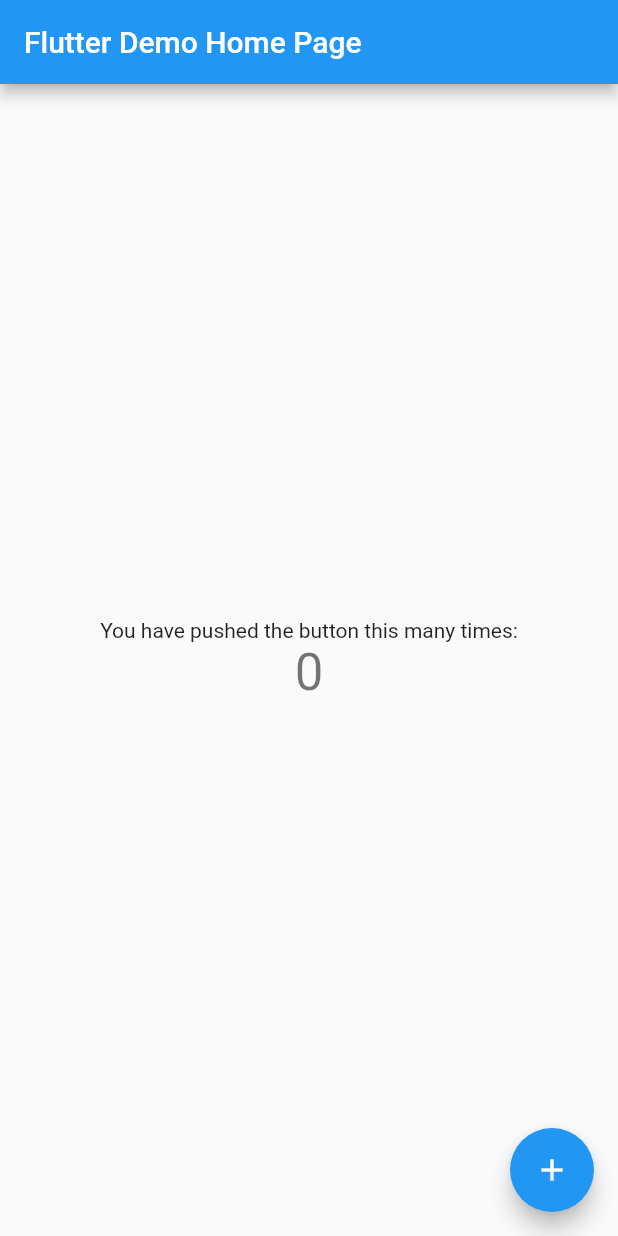
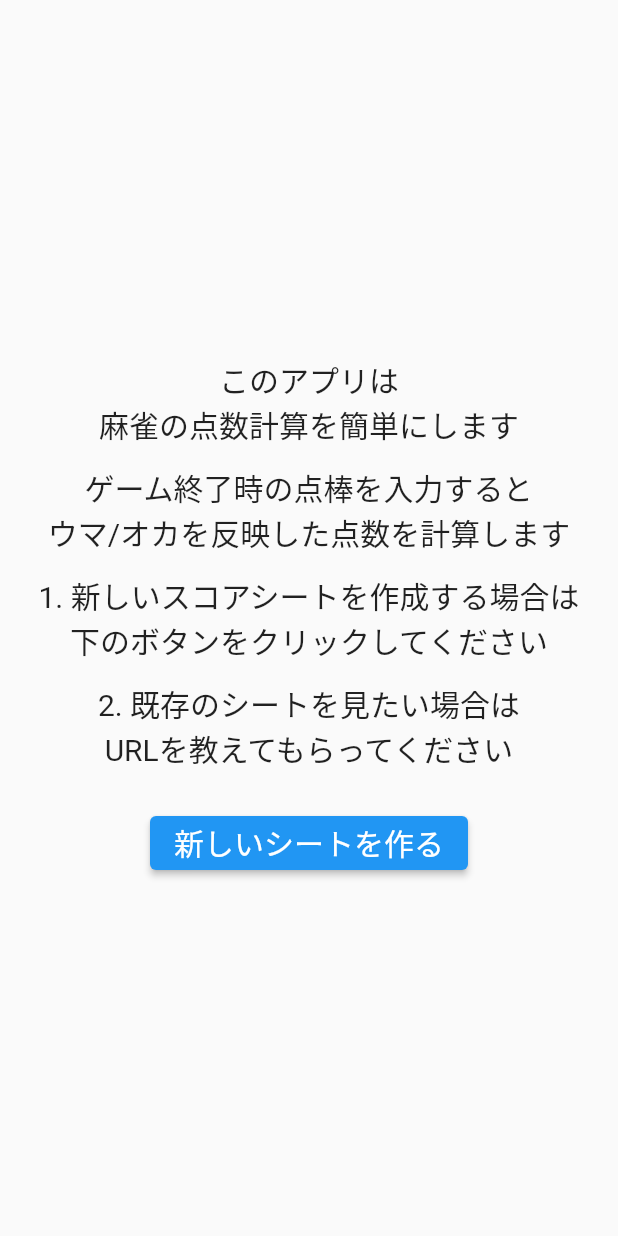
Before and after one commit to tgc624/flutter_mahjong, a Flutter app: the screen it shows after launch, on a phone screen of 412 x 824 dp. Run offline on Flutter 3.47's test engine with Material 2 defaults, Android fonts, the phone set to English and light mode, and no system bars.

Commit message:
コンポーネント分けしたTopページを作成した

```diff
--- /dev/null
+++ b/lib/components/app.dart
@@ -0,0 +1,99 @@
+import 'package:flutter/material.dart';
+import 'package:flutter_mahjong/components/top.dart';
+
+class MyApp extends StatelessWidget {
+  // This widget is the root of your application.
+  @override
+  Widget build(BuildContext context) {
+    return MaterialApp(
+        title: 'Flutter Demo',
+        theme: ThemeData(
+          primarySwatch: Colors.blue,
+        ),
+        initialRoute: '/',
+        routes: {
+          '/': (BuildContext context) => TopPage(),
+          '/create-sheet': (BuildContext context) => TopPage(),
+          '/create-sheet/confirm': (BuildContext context) => TopPage(),
+          '/enter-sheet': (BuildContext context) => TopPage(),
+        }
+        // home: MyHomePage(title: 'Flutter Demo Home Page'),
+        );
+  }
+}
+
+class MyHomePage extends StatefulWidget {
+  MyHomePage({Key? key, required this.title}) : super(key: key);
+
+  final String title;
+
+  @override
+  _MyHomePageState createState() => _MyHomePageState();
+}
+
+class _MyHomePageState extends State<MyHomePage> {
+  int _counter = 0;
+
+  void _incrementCounter() {
+    setState(() {
+      // This call to setState tells the Flutter framework that something has
+      // changed in this State, which causes it to rerun the build method below
+      // so that the display can reflect the updated values. If we changed
+      // _counter without calling setState(), then the build method would not be
+      // called again, and so nothing would appear to happen.
+      _counter++;
+    });
+  }
+
+  @override
+  Widget build(BuildContext context) {
+    // This method is rerun every time setState is called, for instance as done
+    // by the _incrementCounter method above.
+    //
+    // The Flutter framework has been optimized to make rerunning build methods
+    // fast, so that you can just rebuild anything that needs updating rather
+    // than having to individually change instances of widgets.
+    return Scaffold(
+      appBar: AppBar(
+        // Here we take the value from the MyHomePage object that was created by
+        // the App.build method, and use it to set our appbar title.
+        title: Text(widget.title),
+      ),
+      body: Center(
+        // Center is a layout widget. It takes a single child and positions it
+        // in the middle of the parent.
+        child: Column(
+          // Column is also a layout widget. It takes a list of children and
+          // arranges them vertically. By default, it sizes itself to fit its
+          // children horizontally, and tries to be as tall as its parent.
+          //
+          // Invoke "debug painting" (press "p" in the console, choose the
+          // "Toggle Debug Paint" action from the Flutter Inspector in Android
+          // Studio, or the "Toggle Debug Paint" command in Visual Studio Code)
+          // to see the wireframe for each widget.
+          //
+          // Column has various properties to control how it sizes itself and
+          // how it positions its children. Here we use mainAxisAlignment to
+          // center the children vertically; the main axis here is the vertical
+          // axis because Columns are vertical (the cross axis would be
+          // horizontal).
+          mainAxisAlignment: MainAxisAlignment.center,
+          children: <Widget>[
+            Text(
+              'You have pushed the button this many times:',
+            ),
+            Text(
+              '$_counter',
+              style: Theme.of(context).textTheme.headline4,
+            ),
+          ],
+        ),
+      ),
+      floatingActionButton: FloatingActionButton(
+        onPressed: _incrementCounter,
+        tooltip: 'Increment',
+        child: Icon(Icons.add),
+      ), // This trailing comma makes auto-formatting nicer for build methods.
+    );
+  }
+}
--- /dev/null
+++ b/lib/components/top.dart
@@ -0,0 +1,51 @@
+import 'package:flutter/material.dart';
+
+class TopPage extends StatelessWidget {
+  @override
+  Widget build(BuildContext context) {
+    return Scaffold(
+      body: Center(
+        child: Column(
+          mainAxisAlignment: MainAxisAlignment.center,
+          children: <Widget>[
+            const Text(
+              'このアプリは',
+              style: TextStyle(fontSize: 20),
+            ),
+            const Text(
+              '麻雀の点数計算を簡単にします',
+              style: TextStyle(fontSize: 20),
+            ),
+            const SizedBox(
+              height: 12,
+            ),
+            const Text('ゲーム終了時の点棒を入力すると', style: TextStyle(fontSize: 20)),
+            const Text('ウマ/オカを反映した点数を計算します', style: TextStyle(fontSize: 20)),
+            const SizedBox(
+              height: 12,
+            ),
+            const Text('1. 新しいスコアシートを作成する場合は',
+                style: TextStyle(
+                  fontSize: 20,
+                )),
+            const Text('下のボタンをクリックしてください', style: TextStyle(fontSize: 20)),
+            const SizedBox(
+              height: 12,
+            ),
+            const Text('2. 既存のシートを見たい場合は', style: TextStyle(fontSize: 20)),
+            const Text('URLを教えてもらってください', style: TextStyle(fontSize: 20)),
+            const SizedBox(
+              height: 24,
+            ),
+            ElevatedButton(
+              child: const Text('新しいシートを作る', style: TextStyle(fontSize: 20)),
+              onPressed: () {
+                Navigator.of(context).pushNamed('/create-sheet');
+              },
+            ),
+          ],
+        ),
+      ),
+    );
+  }
+}
--- a/lib/main.dart
+++ b/lib/main.dart
@@ -1,113 +1,6 @@
 import 'package:flutter/material.dart';
+import 'components/app.dart';
 
 void main() {
   runApp(MyApp());
 }
-
-class MyApp extends StatelessWidget {
-  // This widget is the root of your application.
-  @override
-  Widget build(BuildContext context) {
-    return MaterialApp(
-      title: 'Flutter Demo',
-      theme: ThemeData(
-        // This is the theme of your application.
-        //
-        // Try running your application with "flutter run". You'll see the
-        // application has a blue toolbar. Then, without quitting the app, try
-        // changing the primarySwatch below to Colors.green and then invoke
-        // "hot reload" (press "r" in the console where you ran "flutter run",
-        // or simply save your changes to "hot reload" in a Flutter IDE).
-        // Notice that the counter didn't reset back to zero; the application
-        // is not restarted.
-        primarySwatch: Colors.blue,
-      ),
-      home: MyHomePage(title: 'Flutter Demo Home Page'),
-    );
-  }
-}
-
-class MyHomePage extends StatefulWidget {
-  MyHomePage({Key? key, required this.title}) : super(key: key);
-
-  // This widget is the home page of your application. It is stateful, meaning
-  // that it has a State object (defined below) that contains fields that affect
-  // how it looks.
-
-  // This class is the configuration for the state. It holds the values (in this
-  // case the title) provided by the parent (in this case the App widget) and
-  // used by the build method of the State. Fields in a Widget subclass are
-  // always marked "final".
-
-  final String title;
-
-  @override
-  _MyHomePageState createState() => _MyHomePageState();
-}
-
-class _MyHomePageState extends State<MyHomePage> {
-  int _counter = 0;
-
-  void _incrementCounter() {
-    setState(() {
-      // This call to setState tells the Flutter framework that something has
-      // changed in this State, which causes it to rerun the build method below
-      // so that the display can reflect the updated values. If we changed
-      // _counter without calling setState(), then the build method would not be
-      // called again, and so nothing would appear to happen.
-      _counter++;
-    });
-  }
-
-  @override
-  Widget build(BuildContext context) {
-    // This method is rerun every time setState is called, for instance as done
-    // by the _incrementCounter method above.
-    //
-    // The Flutter framework has been optimized to make rerunning build methods
-    // fast, so that you can just rebuild anything that needs updating rather
-    // than having to individually change instances of widgets.
-    return Scaffold(
-      appBar: AppBar(
-        // Here we take the value from the MyHomePage object that was created by
-        // the App.build method, and use it to set our appbar title.
-        title: Text(widget.title),
-      ),
-      body: Center(
-        // Center is a layout widget. It takes a single child and positions it
-        // in the middle of the parent.
-        child: Column(
-          // Column is also a layout widget. It takes a list of children and
-          // arranges them vertically. By default, it sizes itself to fit its
-          // children horizontally, and tries to be as tall as its parent.
-          //
-          // Invoke "debug painting" (press "p" in the console, choose the
-          // "Toggle Debug Paint" action from the Flutter Inspector in Android
-          // Studio, or the "Toggle Debug Paint" command in Visual Studio Code)
-          // to see the wireframe for each widget.
-          //
-          // Column has various properties to control how it sizes itself and
-          // how it positions its children. Here we use mainAxisAlignment to
-          // center the children vertically; the main axis here is the vertical
-          // axis because Columns are vertical (the cross axis would be
-          // horizontal).
-          mainAxisAlignment: MainAxisAlignment.center,
-          children: <Widget>[
-            Text(
-              'You have pushed the button this many times:',
-            ),
-            Text(
-              '$_counter',
-              style: Theme.of(context).textTheme.headline4,
-            ),
-          ],
-        ),
-      ),
-      floatingActionButton: FloatingActionButton(
-        onPressed: _incrementCounter,
-        tooltip: 'Increment',
-        child: Icon(Icons.add),
-      ), // This trailing comma makes auto-formatting nicer for build methods.
-    );
-  }
-}
```
Also changed, not shown: 1 other file.
